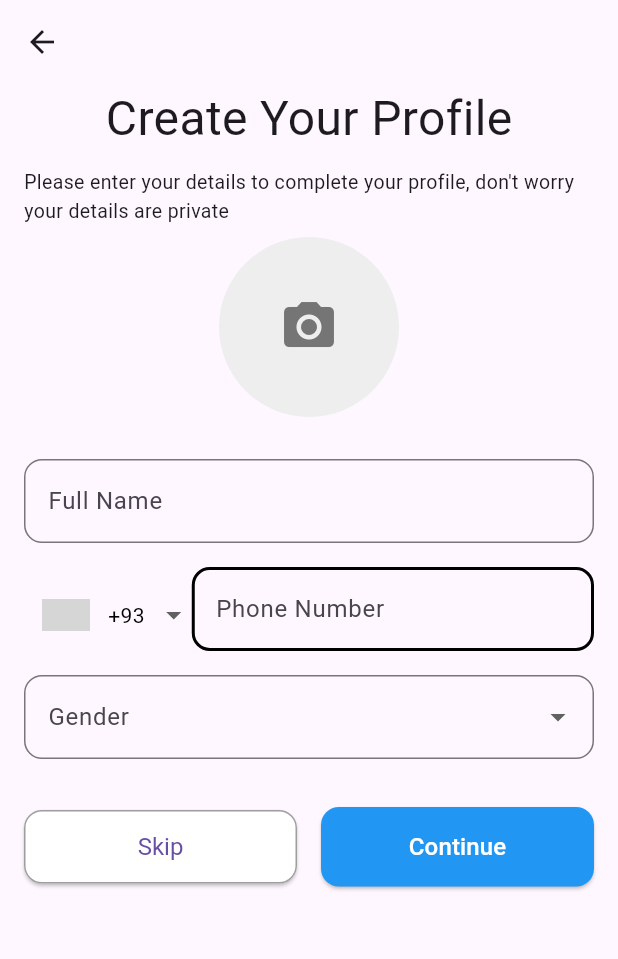
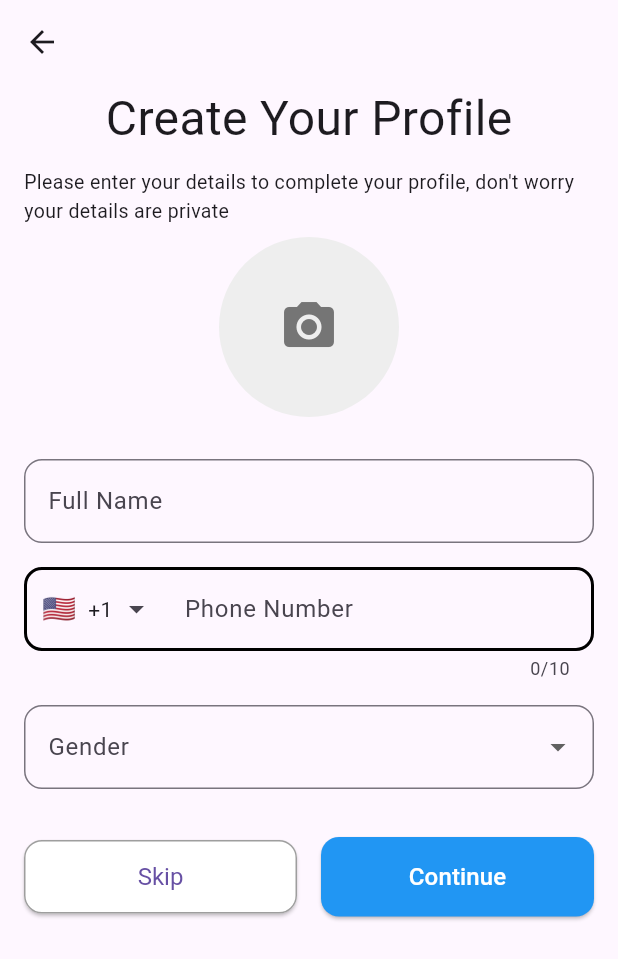
Before and after one commit to katendejericho5/mental-health-bot2, a Flutter app: the CreateProfileScreen screen opened directly, on a phone screen of 412 x 824 dp. Shown: the top 959 px of the screen. Run offline on Flutter 3.47's test engine with Material 3 defaults, Android fonts, the light colour scheme and no system bars; drawn by our look-alikes of intl_phone_field, intl_phone_number_input; our stand-ins replace flutter_svg, font_awesome_flutter, icons_plus, image_picker, introduction_screen; grey boxes are pictures that could not be loaded.

Commit message:
profile setup

```diff
--- a/Frontend/lib/screens/Authentication/profile.dart
+++ b/Frontend/lib/screens/Authentication/profile.dart
@@ -1,7 +1,7 @@
 import 'dart:io';
 import 'package:flutter/material.dart';
 import 'package:image_picker/image_picker.dart';
-import 'package:intl_phone_number_input/intl_phone_number_input.dart'; // Import the package
+import 'package:intl_phone_field/intl_phone_field.dart';
 
 class CreateProfileScreen extends StatefulWidget {
   @override
@@ -11,10 +11,8 @@ class CreateProfileScreen extends StatefulWidget {
 class _CreateProfileScreenState extends State<CreateProfileScreen> {
   final _formKey = GlobalKey<FormState>();
   String _fullName = '';
-  String _phoneNumber = '';
   String? _selectedGender;
   XFile? _profileImage;
-  PhoneNumber? _phoneNumberModel; // To store the phone number model
 
   // Gender options
   final List<String> _genders = ['Male', 'Female', 'Other'];
@@ -33,7 +31,6 @@ class _CreateProfileScreenState extends State<CreateProfileScreen> {
       _formKey.currentState?.save();
       // Handle profile creation logic here
       print('Full Name: $_fullName');
-      print('Phone Number: ${_phoneNumberModel?.phoneNumber}');
       print('Gender: $_selectedGender');
       print('Profile Image: ${_profileImage?.path}');
     }
@@ -104,7 +101,8 @@ class _CreateProfileScreenState extends State<CreateProfileScreen> {
                   labelText: 'Full Name',
                   border: OutlineInputBorder(
                     borderRadius: BorderRadius.circular(12.0),
-                    borderSide: BorderSide(color: Colors.black, width: 2.0), // Set black border
+                    borderSide: BorderSide(
+                        color: Colors.black, width: 2.0), // Set black border
                   ),
                 ),
                 validator: (value) {
@@ -118,42 +116,31 @@ class _CreateProfileScreenState extends State<CreateProfileScreen> {
                 },
               ),
               SizedBox(height: 16.0),
-              InternationalPhoneNumberInput(
-                spaceBetweenSelectorAndTextField:0,
-                inputDecoration: InputDecoration(
+              IntlPhoneField(
+                flagsButtonPadding: const EdgeInsets.all(8),
+                dropdownIconPosition: IconPosition.trailing,
+                decoration: InputDecoration(
                   labelText: 'Phone Number',
                   border: OutlineInputBorder(
                     borderRadius: BorderRadius.circular(12.0),
-                    borderSide: BorderSide(color: Colors.black, width: 2.0), // Set black border
+                    borderSide: BorderSide(
+                        color: Colors.black, width: 2.0), // Set black border
                   ),
-
                   focusedBorder: OutlineInputBorder(
                     borderRadius: BorderRadius.circular(12.0),
                     borderSide: BorderSide(color: Colors.black, width: 2.0),
-                     // Set black border when focused
+                    // Set black border when focused
                   ),
                   enabledBorder: OutlineInputBorder(
                     borderRadius: BorderRadius.circular(12.0),
-                    borderSide: BorderSide(color: Colors.black, width: 2.0), // Set black border when enabled
+                    borderSide: BorderSide(
+                        color: Colors.black,
+                        width: 2.0), // Set black border when enabled
                   ),
                 ),
-                initialValue: _phoneNumberModel,
-                onInputChanged: (PhoneNumber number) {
-                  _phoneNumberModel = number;
+                onChanged: (phone) {
+                  print(phone.completeNumber);
                 },
-                validator: (value) {
-                  if (_phoneNumberModel == null || _phoneNumberModel!.phoneNumber == null || _phoneNumberModel!.phoneNumber!.isEmpty) {
-                    return 'Please enter your phone number';
-                  }
-                  return null;
-                },
-                selectorConfig: SelectorConfig(
-                  selectorType: PhoneInputSelectorType.DROPDOWN,
-                ),
-                ignoreBlank: false,
-                autoValidateMode: AutovalidateMode.onUserInteraction,
-                selectorTextStyle: TextStyle(color: Colors.black),
-                formatInput: false,
                 keyboardType: TextInputType.phone,
               ),
               SizedBox(height: 16.0),
@@ -162,7 +149,8 @@ class _CreateProfileScreenState extends State<CreateProfileScreen> {
                   labelText: 'Gender',
                   border: OutlineInputBorder(
                     borderRadius: BorderRadius.circular(12.0),
-                    borderSide: BorderSide(color: Colors.black, width: 2.0), // Set black border
+                    borderSide: BorderSide(
+                        color: Colors.black, width: 2.0), // Set black border
                   ),
                 ),
                 value: _selectedGender,
--- a/Frontend/pubspec.yaml
+++ b/Frontend/pubspec.yaml
@@ -46,7 +46,9 @@ dependencies:
   introduction_screen: ^3.1.14
   icons_plus: ^5.0.0
   image_picker: ^1.1.2
-  intl_phone_number_input: ^0.7.4
+  # intl_phone_number_input: ^0.7.4
+  intl_phone_field: ^3.1.0
+
 
 dev_dependencies:
   flutter_test:
```
Also changed, not shown: Frontend/pubspec.lock.
